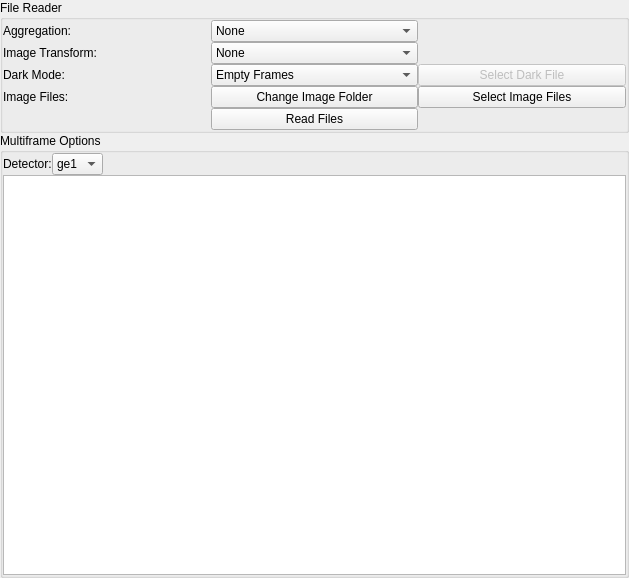
Before: the Qt Designer form hexrd/ui/resources/ui/load_panel.ui in HEXRD/hexrdgui, drawn with Qt 5.
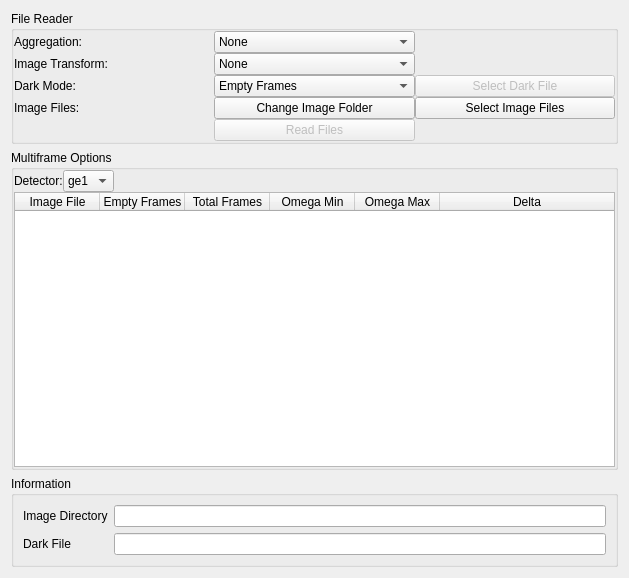
After: the same form once the commit is applied.

Commit message: Setup logic for load panel gui

What changed in the file:
```diff
--- a/hexrd/ui/resources/ui/load_panel.ui
+++ b/hexrd/ui/resources/ui/load_panel.ui
@@ -14,21 +14,6 @@
    <string>Form</string>
   </property>
   <layout class="QVBoxLayout" name="verticalLayout_2">
-   <property name="spacing">
-    <number>0</number>
-   </property>
-   <property name="leftMargin">
-    <number>0</number>
-   </property>
-   <property name="topMargin">
-    <number>0</number>
-   </property>
-   <property name="rightMargin">
-    <number>0</number>
-   </property>
-   <property name="bottomMargin">
-    <number>0</number>
-   </property>
    <item>
     <widget class="QGroupBox" name="groupBox">
      <property name="title">
@@ -201,6 +186,9 @@
       </item>
       <item row="4" column="1">
        <widget class="QPushButton" name="read">
+        <property name="enabled">
+         <bool>false</bool>
+        </property>
         <property name="text">
          <string>Read Files</string>
         </property>
@@ -244,6 +232,9 @@
         </item>
         <item>
          <widget class="QComboBox" name="detector">
+          <property name="enabled">
+           <bool>true</bool>
+          </property>
           <item>
            <property name="text">
             <string>ge1</string>
@@ -267,7 +258,96 @@
        </layout>
       </item>
       <item>
-       <widget class="QTableWidget" name="file_options"/>
+       <widget class="QTableWidget" name="file_options">
+        <property name="contextMenuPolicy">
+         <enum>Qt::CustomContextMenu</enum>
+        </property>
+        <property name="sizeAdjustPolicy">
+         <enum>QAbstractScrollArea::AdjustToContentsOnFirstShow</enum>
+        </property>
+        <property name="selectionMode">
+         <enum>QAbstractItemView::ContiguousSelection</enum>
+        </property>
+        <property name="selectionBehavior">
+         <enum>QAbstractItemView::SelectRows</enum>
+        </property>
+        <property name="showGrid">
+         <bool>false</bool>
+        </property>
+        <attribute name="horizontalHeaderDefaultSectionSize">
+         <number>85</number>
+        </attribute>
+        <attribute name="horizontalHeaderStretchLastSection">
+         <bool>true</bool>
+        </attribute>
+        <column>
+         <property name="text">
+          <string>Image File</string>
+         </property>
+        </column>
+        <column>
+         <property name="text">
+          <string>Empty Frames</string>
+         </property>
+        </column>
+        <column>
+         <property name="text">
+          <string>Total Frames</string>
+         </property>
+        </column>
+        <column>
+         <property name="text">
+          <string>Omega Min</string>
+         </property>
+        </column>
+        <column>
+         <property name="text">
+          <string>Omega Max</string>
+         </property>
+        </column>
+        <column>
+         <property name="text">
+          <string>Delta</string>
+         </property>
+        </column>
+       </widget>
+      </item>
+     </layout>
+    </widget>
+   </item>
+   <item>
+    <widget class="QGroupBox" name="groupBox_3">
+     <property name="title">
+      <string>Information</string>
+     </property>
+     <layout class="QFormLayout" name="formLayout">
+      <item row="0" column="0">
+       <widget class="QLabel" name="label_6">
+        <property name="text">
+         <string>Image Directory</string>
+        </property>
+       </widget>
+      </item>
+      <item row="0" column="1">
+       <widget class="QLineEdit" name="img_directory">
+        <property name="readOnly">
+         <bool>true</bool>
+        </property>
+       </widget>
+      </item>
+      <item row="1" column="0">
+       <widget class="QLabel" name="label_7">
+        <property name="text">
+         <string>Dark File</string>
+        </property>
+       </widget>
+      </item>
+      <item row="1" column="1">
+       <widget class="QLineEdit" name="dark_file">
+        <property name="readOnly">
+         <bool>true</bool>
+        </property>
+       </widget>
       </item>
      </layout>
     </widget>
```
Left out of the diff: 19 changed lines with no effect on the pictures. The commit also changes 4 other files.
